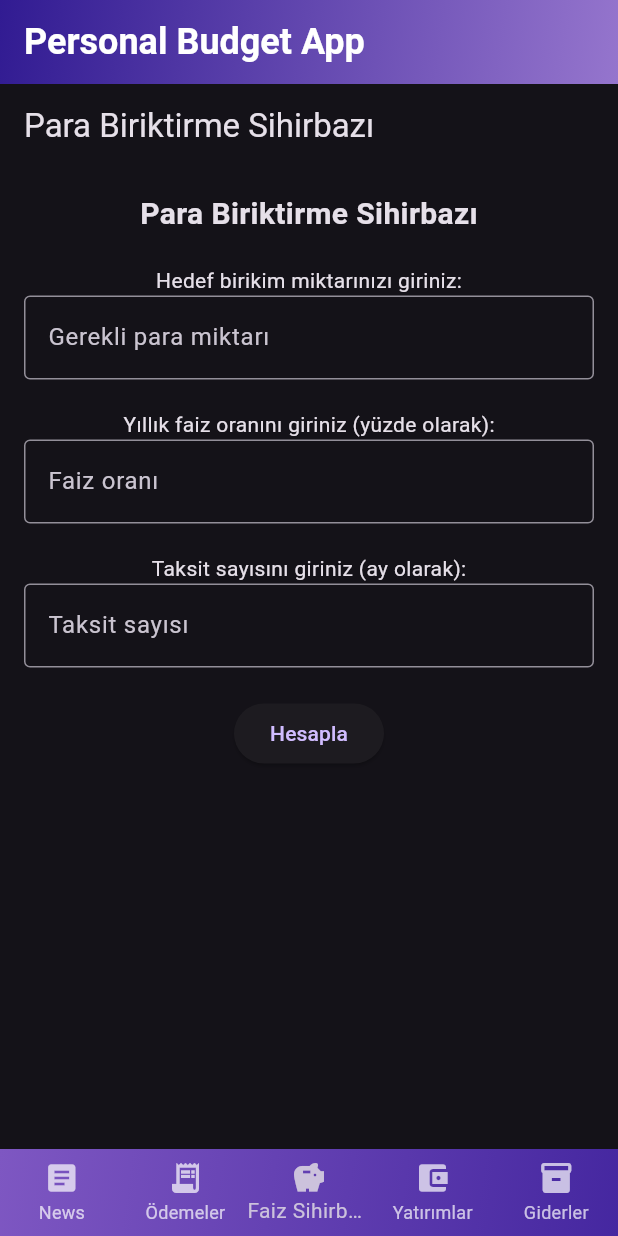
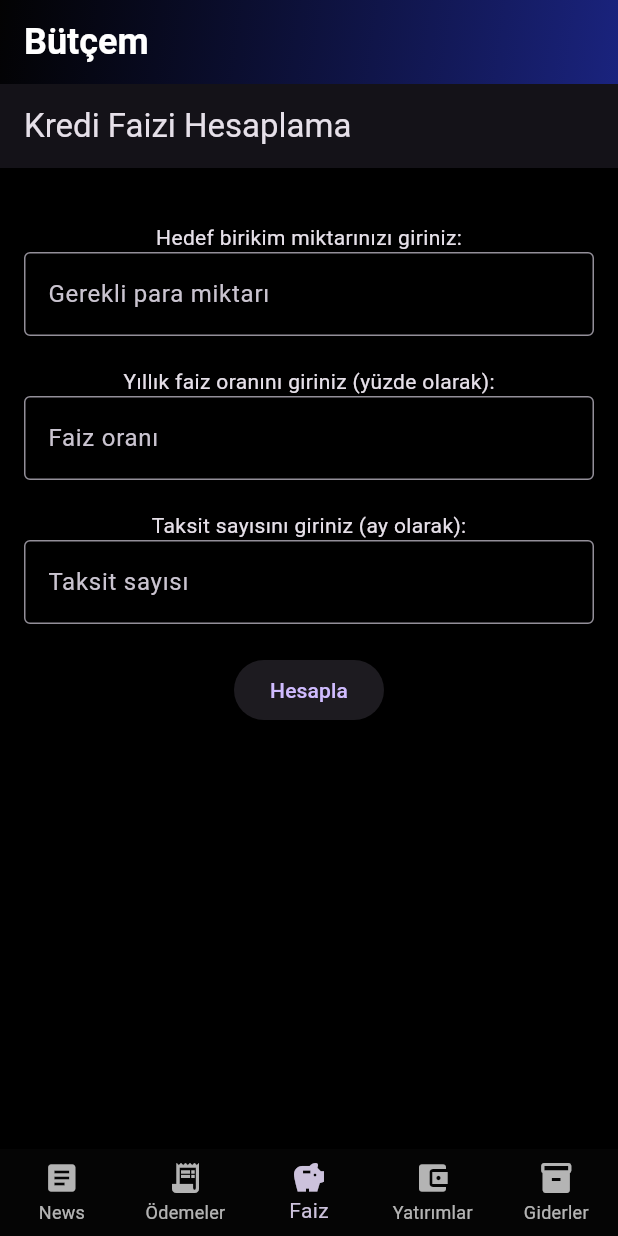
Before and after one commit to Emirhanulkerr/Budget-and-Investment-tracker-app, a Flutter app: the screen it shows after launch, item 3 of the bottom bar chosen, on a phone screen of 412 x 824 dp. Run offline on Flutter 3.47's test engine with Material 3 defaults, Android fonts, the light colour scheme and no system bars; Roboto replaces fonts that are missing (San Francisco).

Commit message:
Some Changes Done!

```diff
--- a/lib/main.dart
+++ b/lib/main.dart
@@ -59,22 +59,22 @@ class _HomePageState extends State<HomePage> {
   @override
   Widget build(BuildContext context) {
     return Scaffold(
-      backgroundColor: Colors.grey.shade900,
+      backgroundColor: Colors.black87,
       appBar: AppBar(
         elevation: 0,
         flexibleSpace: Container(
           decoration: BoxDecoration(
             gradient: LinearGradient(
               colors: [
-                Colors.deepPurple.shade900,
-                Colors.deepPurple.shade300,
+                Colors.black87,
+                Colors.indigo.shade900,
               ],
               begin: Alignment.topLeft,
               end: Alignment.bottomRight,
             ),
           ),
         ),
-        title: const Text('Personal Budget App',
+        title: const Text('Bütçem',
             style: TextStyle(
               fontSize: 24,
               fontWeight: FontWeight.bold,
@@ -86,8 +86,8 @@ class _HomePageState extends State<HomePage> {
         decoration: BoxDecoration(
           gradient: LinearGradient(
             colors: [
-              Colors.deepPurple.shade400,
-              Colors.deepPurple.shade800,
+              Colors.black87,
+              Colors.black87,
             ],
             begin: Alignment.topLeft,
             end: Alignment.bottomRight,
@@ -102,7 +102,7 @@ class _HomePageState extends State<HomePage> {
           items: const [
             BottomNavigationBarItem(icon: Icon(Icons.article), label: 'News'),
             BottomNavigationBarItem(icon: Icon(Icons.receipt_long), label: 'Ödemeler'),
-            BottomNavigationBarItem(icon: Icon(Icons.savings), label: 'Faiz Sihirbazı'),
+            BottomNavigationBarItem(icon: Icon(Icons.savings), label: 'Faiz'),
             BottomNavigationBarItem(icon: Icon(Icons.account_balance_wallet), label: 'Yatırımlar'),
             BottomNavigationBarItem(icon: Icon(Icons.inventory), label: 'Giderler'),
           ],
--- a/lib/screens/expense_screen.dart
+++ b/lib/screens/expense_screen.dart
@@ -216,6 +216,7 @@ class _ExpenseScreenState extends State<ExpenseScreen> {
   @override
   Widget build(BuildContext context) {
     return Scaffold(
+      backgroundColor: Colors.black, // Updated background color to black
       appBar: AppBar(title: const Text('Gider ve Taksit Takibi')),
       body: Padding(
         padding: const EdgeInsets.all(16.0),
--- a/lib/screens/savings_wizard_screen.dart
+++ b/lib/screens/savings_wizard_screen.dart
@@ -67,20 +67,13 @@ class _SavingsWizardScreenState extends State<SavingsWizardScreen> {
   @override
   Widget build(BuildContext context) {
     return Scaffold(
-      appBar: AppBar(title: const Text('Para Biriktirme Sihirbazı')),
+      backgroundColor: Colors.black, // Updated background color to black
+      appBar: AppBar(title: const Text('Kredi Faizi Hesaplama')),
       body: SingleChildScrollView(
         padding: const EdgeInsets.all(16.0),
         child: Column(
           mainAxisAlignment: MainAxisAlignment.center,
           children: [
-            const Text(
-              'Para Biriktirme Sihirbazı',
-              style: TextStyle(
-                fontFamily: 'San Francisco',
-                fontSize: 20,
-                fontWeight: FontWeight.bold,
-              ),
-            ),
             const SizedBox(height: 20),
             const Text('Hedef birikim miktarınızı giriniz:'),
             TextField(
```
Also changed, not shown: pubspec.yaml (+8 -6 lines), lib/assets/projeLogosu.jpg (added), pubspec.lock, 22 other files.
